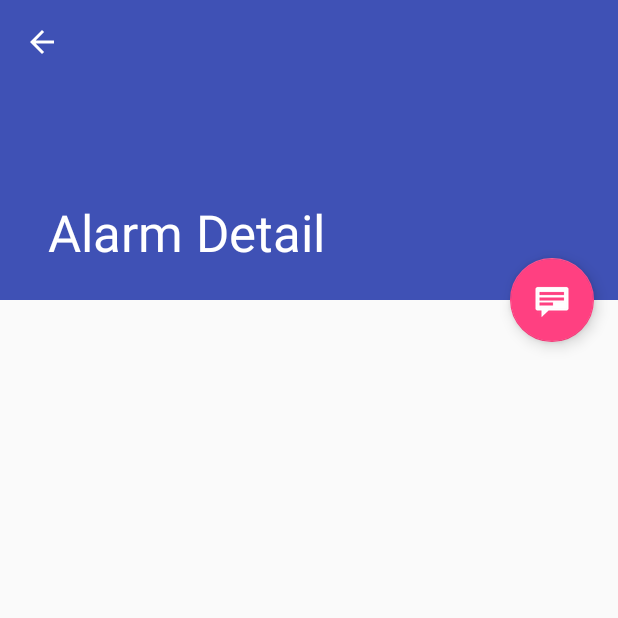
After one commit to shaynemk/sturdy-pancake, an Android app: the AlarmDetailActivity screen opened directly, with no data from a screen before it, on a phone screen of 412 x 824 dp, the top half of it. The commit adds this screen. Run offline under Robolectric (Android 15) with nearby library versions, the phone set to English and light mode, and no system bars; 1 statement that could not run was skipped.

Commit message:
added activities for list of alarms and the alarm details (default activities), changed icon.

```diff
--- /dev/null
+++ b/app/src/main/java/com/keller23/sturdypancake/AlarmDetailActivity.java
@@ -0,0 +1,81 @@
+package com.keller23.sturdypancake;
+
+import android.content.Intent;
+import android.os.Bundle;
+import android.support.design.widget.FloatingActionButton;
+import android.support.design.widget.Snackbar;
+import android.support.v7.widget.Toolbar;
+import android.view.View;
+import android.support.v7.app.AppCompatActivity;
+import android.support.v7.app.ActionBar;
+import android.view.MenuItem;
+
+/**
+ * An activity representing a single Alarm detail screen. This
+ * activity is only used narrow width devices. On tablet-size devices,
+ * item details are presented side-by-side with a list of items
+ * in a {@link AlarmListActivity}.
+ */
+public class AlarmDetailActivity extends AppCompatActivity {
+
+    @Override
+    protected void onCreate(Bundle savedInstanceState) {
+        super.onCreate(savedInstanceState);
+        setContentView(R.layout.activity_alarm_detail);
+        Toolbar toolbar = (Toolbar) findViewById(R.id.detail_toolbar);
+        setSupportActionBar(toolbar);
+
+        FloatingActionButton fab = (FloatingActionButton) findViewById(R.id.fab);
+        fab.setOnClickListener(new View.OnClickListener() {
+            @Override
+            public void onClick(View view) {
+                Snackbar.make(view, "Replace with your own detail action", Snackbar.LENGTH_LONG)
+                        .setAction("Action", null).show();
+            }
+        });
+
+        // Show the Up button in the action bar.
+        ActionBar actionBar = getSupportActionBar();
+        if (actionBar != null) {
+            actionBar.setDisplayHomeAsUpEnabled(true);
+        }
+
+        // savedInstanceState is non-null when there is fragment state
+        // saved from previous configurations of this activity
+        // (e.g. when rotating the screen from portrait to landscape).
+        // In this case, the fragment will automatically be re-added
+        // to its container so we don't need to manually add it.
+        // For more information, see the Fragments API guide at:
+        //
+        // http://developer.android.com/guide/components/fragments.html
+        //
+        if (savedInstanceState == null) {
+            // Create the detail fragment and add it to the activity
+            // using a fragment transaction.
+            Bundle arguments = new Bundle();
+            arguments.putString(AlarmDetailFragment.ARG_ITEM_ID,
+                    getIntent().getStringExtra(AlarmDetailFragment.ARG_ITEM_ID));
+            AlarmDetailFragment fragment = new AlarmDetailFragment();
+            fragment.setArguments(arguments);
+            getSupportFragmentManager().beginTransaction()
+                    .add(R.id.alarm_detail_container, fragment)
+                    .commit();
+        }
+    }
+
+    @Override
+    public boolean onOptionsItemSelected(MenuItem item) {
+        int id = item.getItemId();
+        if (id == android.R.id.home) {
+            // This ID represents the Home or Up button. In the case of this
+            // activity, the Up button is shown. For
+            // more details, see the Navigation pattern on Android Design:
+            //
+            // http://developer.android.com/design/patterns/navigation.html#up-vs-back
+            //
+            navigateUpTo(new Intent(this, AlarmListActivity.class));
+            return true;
+        }
+        return super.onOptionsItemSelected(item);
+    }
+}
--- /dev/null
+++ b/app/src/main/java/com/keller23/sturdypancake/AlarmDetailFragment.java
@@ -0,0 +1,69 @@
+package com.keller23.sturdypancake;
+
+import android.app.Activity;
+import android.support.design.widget.CollapsingToolbarLayout;
+import android.os.Bundle;
+import android.support.v4.app.Fragment;
+import android.view.LayoutInflater;
+import android.view.View;
+import android.view.ViewGroup;
+import android.widget.TextView;
+
+import com.keller23.sturdypancake.dummy.DummyContent;
+
+/**
+ * A fragment representing a single Alarm detail screen.
+ * This fragment is either contained in a {@link AlarmListActivity}
+ * in two-pane mode (on tablets) or a {@link AlarmDetailActivity}
+ * on handsets.
+ */
+public class AlarmDetailFragment extends Fragment {
+    /**
+     * The fragment argument representing the item ID that this fragment
+     * represents.
+     */
+    public static final String ARG_ITEM_ID = "item_id";
+
+    /**
+     * The dummy content this fragment is presenting.
+     */
+    private DummyContent.DummyItem mItem;
+
+    /**
+     * Mandatory empty constructor for the fragment manager to instantiate the
+     * fragment (e.g. upon screen orientation changes).
+     */
+    public AlarmDetailFragment() {
+    }
+
+    @Override
+    public void onCreate(Bundle savedInstanceState) {
+        super.onCreate(savedInstanceState);
+
+        if (getArguments().containsKey(ARG_ITEM_ID)) {
+            // Load the dummy content specified by the fragment
+            // arguments. In a real-world scenario, use a Loader
+            // to load content from a content provider.
+            mItem = DummyContent.ITEM_MAP.get(getArguments().getString(ARG_ITEM_ID));
+
+            Activity activity = this.getActivity();
+            CollapsingToolbarLayout appBarLayout = (CollapsingToolbarLayout) activity.findViewById(R.id.toolbar_layout);
+            if (appBarLayout != null) {
+                appBarLayout.setTitle(mItem.content);
+            }
+        }
+    }
+
+    @Override
+    public View onCreateView(LayoutInflater inflater, ViewGroup container,
+                             Bundle savedInstanceState) {
+        View rootView = inflater.inflate(R.layout.alarm_detail, container, false);
+
+        // Show the dummy content as text in a TextView.
+        if (mItem != null) {
+            ((TextView) rootView.findViewById(R.id.alarm_detail)).setText(mItem.details);
+        }
+
+        return rootView;
+    }
+}
--- a/app/src/main/java/com/keller23/sturdypancake/MainActivity.java
+++ b/app/src/main/java/com/keller23/sturdypancake/MainActivity.java
@@ -1,5 +1,6 @@
 package com.keller23.sturdypancake;
 
+import android.content.Intent;
 import android.os.Bundle;
 import android.support.design.widget.FloatingActionButton;
 import android.support.design.widget.Snackbar;
@@ -50,6 +51,9 @@ public class MainActivity extends AppCompatActivity {
         if (id == R.id.action_settings) {
             Toast.makeText(this, "Settings in Progress", Toast.LENGTH_LONG).show();
             return true;
+        } else if (id == R.id.action_alarms) {
+            startActivity(new Intent(getApplicationContext(),AlarmListActivity.class));
+            return true;
         }
 
         return super.onOptionsItemSelected(item);
--- /dev/null
+++ b/app/src/main/res/layout/activity_alarm_detail.xml
@@ -0,0 +1,53 @@
+<android.support.design.widget.CoordinatorLayout xmlns:android="http://schemas.android.com/apk/res/android"
+    xmlns:app="http://schemas.android.com/apk/res-auto"
+    xmlns:tools="http://schemas.android.com/tools"
+    android:layout_width="match_parent"
+    android:layout_height="match_parent"
+    android:fitsSystemWindows="true"
+    tools:context="com.keller23.sturdypancake.AlarmDetailActivity"
+    tools:ignore="MergeRootFrame">
+
+    <android.support.design.widget.AppBarLayout
+        android:id="@+id/app_bar"
+        android:layout_width="match_parent"
+        android:layout_height="@dimen/app_bar_height"
+        android:fitsSystemWindows="true"
+        android:theme="@style/ThemeOverlay.AppCompat.Dark.ActionBar">
+
+        <android.support.design.widget.CollapsingToolbarLayout
+            android:id="@+id/toolbar_layout"
+            android:layout_width="match_parent"
+            android:layout_height="match_parent"
+            android:fitsSystemWindows="true"
+            app:contentScrim="?attr/colorPrimary"
+            app:layout_scrollFlags="scroll|exitUntilCollapsed"
+            app:toolbarId="@+id/toolbar">
+
+            <android.support.v7.widget.Toolbar
+                android:id="@+id/detail_toolbar"
+                android:layout_width="match_parent"
+                android:layout_height="?attr/actionBarSize"
+                app:layout_collapseMode="pin"
+                app:popupTheme="@style/ThemeOverlay.AppCompat.Light" />
+
+        </android.support.design.widget.CollapsingToolbarLayout>
+
+    </android.support.design.widget.AppBarLayout>
+
+    <android.support.v4.widget.NestedScrollView
+        android:id="@+id/alarm_detail_container"
+        android:layout_width="match_parent"
+        android:layout_height="match_parent"
+        app:layout_behavior="@string/appbar_scrolling_view_behavior" />
+
+    <android.support.design.widget.FloatingActionButton
+        android:id="@+id/fab"
+        android:layout_width="wrap_content"
+        android:layout_height="wrap_content"
+        android:layout_gravity="center_vertical|start"
+        android:layout_margin="@dimen/fab_margin"
+        app:layout_anchor="@+id/alarm_detail_container"
+        app:layout_anchorGravity="top|end"
+        app:srcCompat="@android:drawable/stat_notify_chat" />
+
+</android.support.design.widget.CoordinatorLayout>
--- /dev/null
+++ b/app/src/main/res/layout/alarm_detail.xml
@@ -0,0 +1,9 @@
+<TextView xmlns:android="http://schemas.android.com/apk/res/android"
+    xmlns:tools="http://schemas.android.com/tools"
+    android:id="@+id/alarm_detail"
+    style="?android:attr/textAppearanceLarge"
+    android:layout_width="match_parent"
+    android:layout_height="match_parent"
+    android:padding="16dp"
+    android:textIsSelectable="true"
+    tools:context="com.keller23.sturdypancake.AlarmDetailFragment" />
--- a/app/src/main/res/values-v21/styles.xml
+++ b/app/src/main/res/values-v21/styles.xml
@@ -1,4 +1,5 @@
 <resources>
+
     <style name="AppTheme.NoActionBar">
         <item name="windowActionBar">false</item>
         <item name="windowNoTitle">true</item>
--- a/app/src/main/res/values/dimens.xml
+++ b/app/src/main/res/values/dimens.xml
@@ -3,4 +3,7 @@
     <dimen name="activity_horizontal_margin">16dp</dimen>
     <dimen name="activity_vertical_margin">16dp</dimen>
     <dimen name="fab_margin">16dp</dimen>
+    <dimen name="app_bar_height">200dp</dimen>
+    <dimen name="item_width">200dp</dimen>
+    <dimen name="text_margin">16dp</dimen>
 </resources>
--- /dev/null
+++ b/app/src/main/res/values/ids.xml
@@ -0,0 +1,4 @@
+<?xml version="1.0" encoding="utf-8"?>
+<resources>
+    <item name="alarm_detail" type="id" />
+</resources>
--- a/app/src/main/res/values/strings.xml
+++ b/app/src/main/res/values/strings.xml
@@ -1,4 +1,9 @@
 <resources>
     <string name="app_name">Sturdy Pancake</string>
+
     <string name="action_settings">Settings</string>
+    <string name="action_alarms">Alarms</string>
+
+    <string name="title_alarm_list">Alarms</string>
+    <string name="title_alarm_detail">Alarm Detail</string>
 </resources>
--- a/app/src/main/res/values/styles.xml
+++ b/app/src/main/res/values/styles.xml
@@ -7,11 +7,14 @@
         <item name="colorPrimaryDark">@color/colorPrimaryDark</item>
         <item name="colorAccent">@color/colorAccent</item>
     </style>
+
     <style name="AppTheme.NoActionBar">
         <item name="windowActionBar">false</item>
         <item name="windowNoTitle">true</item>
     </style>
+
     <style name="AppTheme.AppBarOverlay" parent="ThemeOverlay.AppCompat.Dark.ActionBar" />
+
     <style name="AppTheme.PopupOverlay" parent="ThemeOverlay.AppCompat.Light" />
 
 </resources>
```
Also changed, not shown: app/build.gradle (+8 -2 lines), app/src/main/AndroidManifest.xml (+22 -4 lines), app/src/main/java/com/keller23/sturdypancake/AlarmListActivity.java (added, +167 -0 lines), app/src/main/java/com/keller23/sturdypancake/dummy/DummyContent.java (added, +72 -0 lines), app/src/main/res/layout-w900dp/alarm_list.xml (added, +38 -0 lines), app/src/main/res/layout/activity_alarm_list.xml (added, +42 -0 lines), app/src/main/res/layout/alarm_list.xml (added, +13 -0 lines), app/src/main/res/layout/alarm_list_content.xml (added, +20 -0 lines), app/src/main/res/menu/menu_main.xml (+7 -1 lines). Lines whose indentation alone changed are shown as unchanged.
